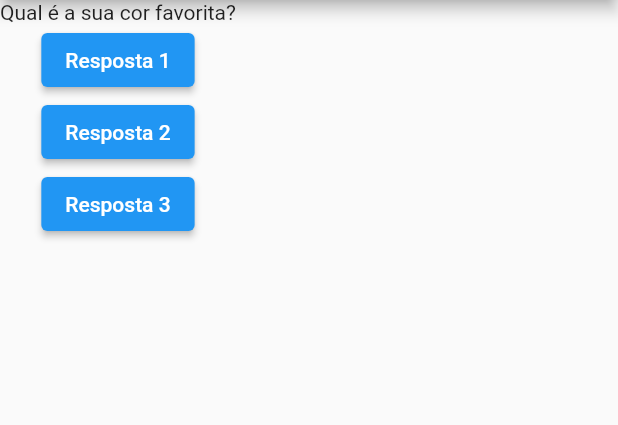
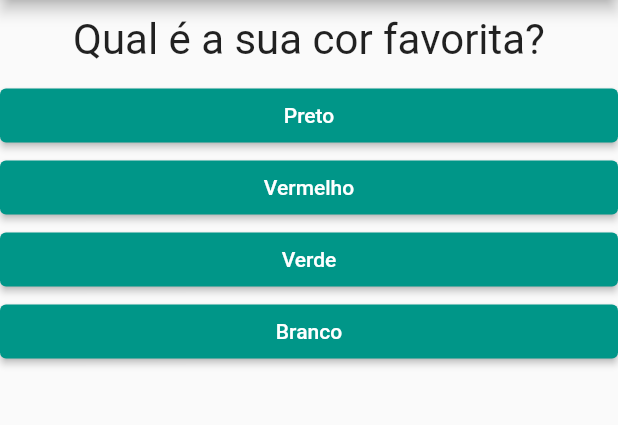
Before and after one commit to Gabrielhlc/flutter_quiz, a Flutter app: the screen it shows after launch, on a phone screen of 412 x 824 dp, the part 84-509 px from its top. Run offline on Flutter 3.47's test engine with Material 2 defaults, Android fonts, the phone set to English and light mode, and no system bars.

Commit message:
add: quiz widget

```diff
--- /dev/null
+++ b/lib/answer.dart
@@ -0,0 +1,24 @@
+import 'package:flutter/material.dart';
+
+class Answer extends StatelessWidget {
+  final String text;
+  final void Function() handleSelected;
+
+  Answer(this.text, this.handleSelected);
+
+  @override
+  Widget build(BuildContext context) {
+    return Container(
+      width: double.infinity,
+      child: ElevatedButton(
+          style: ElevatedButton.styleFrom(
+            backgroundColor: Colors.teal,
+          ),
+          onPressed: handleSelected,
+          child: Text(
+            text,
+            style: const TextStyle(color: Colors.white),
+          )),
+    );
+  }
+}
--- a/lib/main.dart
+++ b/lib/main.dart
@@ -1,52 +1,83 @@
 import 'package:flutter/material.dart';
+import 'package:projeto_perguntas/result.dart';
+import './quiz.dart';
 
 main() => runApp(PerguntaApp());
 
-class PerguntaAppState extends State<PerguntaApp> {
-  var perguntaSelecionada = 0;
+class _PerguntaAppState extends State<PerguntaApp> {
+  var _questionSelected = 0;
+  var _totalScore = 0;
 
-  void responder() {
+  final List<Map<String, Object>> _questions = [
+    {
+      'text': 'Qual é a sua cor favorita?',
+      'answers': [
+        {'text': 'Preto', 'score': 10},
+        {'text': 'Vermelho', 'score': 5},
+        {'text': 'Verde', 'score': 3},
+        {'text': 'Branco', 'score': 1},
+      ],
+    },
+    {
+      'text': 'Qual é o seu animal favorito?',
+      'answers': [
+        {'text': 'Coelho', 'score': 10},
+        {'text': 'Cobra', 'score': 5},
+        {'text': 'Elefante', 'score': 3},
+        {'text': 'Leão', 'score': 1},
+      ],
+    },
+    {
+      'text': 'Qual é o seu instrutor favorito?',
+      'answers': [
+        {'text': 'Leo', 'score': 10},
+        {'text': 'Maria', 'score': 5},
+        {'text': 'João', 'score': 3},
+        {'text': 'Pedro', 'score': 1},
+      ],
+    },
+  ];
+
+  bool get isSelectedQuestion {
+    return _questionSelected < _questions.length;
+  }
+
+  void _responder(int score) {
+    if (isSelectedQuestion) {
+      setState(() {
+        _questionSelected++;
+        _totalScore += score;
+      });
+    }
+  }
+
+  void _restartQuiz() {
     setState(() {
-      perguntaSelecionada++;
+      _questionSelected = 0;
+      _totalScore = 0;
     });
-    print(perguntaSelecionada);
   }
 
   @override
   Widget build(BuildContext context) {
-    final perguntas = [
-      'Qual é a sua cor favorita?',
-      'Qual é o seu animal favorito?',
-    ];
-
     return MaterialApp(
       home: Scaffold(
           appBar: AppBar(
             title: const Text('Perguntas'),
           ),
-          body: Column(
-            children: <Widget>[
-              Text(perguntas[perguntaSelecionada]),
-              ElevatedButton(
-                onPressed: responder,
-                child: const Text('Resposta 1'),
-              ),
-              ElevatedButton(
-                onPressed: responder,
-                child: const Text('Resposta 2'),
-              ),
-              ElevatedButton(
-                onPressed: responder,
-                child: const Text('Resposta 3'),
-              ),
-            ],
-          )),
+          body: isSelectedQuestion
+              ? Quiz(
+                  questions: _questions,
+                  questionSelected: _questionSelected,
+                  responder: _responder)
+              : Result(_totalScore, _restartQuiz)),
     );
   }
 }
 
 class PerguntaApp extends StatefulWidget {
-  PerguntaAppState createState() {
-    return PerguntaAppState();
+  @override
+  _PerguntaAppState createState() {
+    return _PerguntaAppState();
   }
 }
--- /dev/null
+++ b/lib/question.dart
@@ -0,0 +1,20 @@
+import 'package:flutter/material.dart';
+
+class Question extends StatelessWidget {
+  final String text;
+
+  Question(this.text);
+
+  @override
+  Widget build(BuildContext context) {
+    return Container(
+      width: double.infinity,
+      margin: const EdgeInsets.all(10),
+      child: Text(
+        text,
+        style: const TextStyle(fontSize: 28),
+        textAlign: TextAlign.center,
+      ),
+    );
+  }
+}
--- /dev/null
+++ b/lib/quiz.dart
@@ -0,0 +1,39 @@
+import 'package:flutter/material.dart';
+
+import 'answer.dart';
+import 'question.dart';
+
+class Quiz extends StatelessWidget {
+  final List<Map<String, Object>> questions;
+  final int questionSelected;
+
+  final void Function(int) responder;
+
+  bool get isSelectedQuestion {
+    return questionSelected < questions.length;
+  }
+
+  Quiz({
+    required this.questions,
+    required this.questionSelected,
+    required this.responder,
+  });
+
+  @override
+  Widget build(BuildContext context) {
+    List<Map<String, Object>>? answers = isSelectedQuestion
+        ? questions[questionSelected]
+            .cast()['answers'] /* as List<Map<String,Object>> */
+        : null;
+
+    return Column(
+      children: <Widget>[
+        Question(questions[questionSelected]['text'].toString()),
+        ...answers!
+            .map((answer) => Answer(answer['text'] as String,
+                () => responder(int.parse(answer['score'].toString()))))
+            .toList(),
+      ],
+    );
+  }
+}
--- /dev/null
+++ b/lib/result.dart
@@ -0,0 +1,36 @@
+import 'package:flutter/material.dart';
+
+class Result extends StatelessWidget {
+  final int score;
+  final void Function() handleRestartQuiz;
+
+  Result(this.score, this.handleRestartQuiz);
+
+  String get resultText {
+    if (score < 8) {
+      return 'Parabéns!';
+    } else if (score < 12) {
+      return 'Você é bom!';
+    } else if (score < 16) {
+      return 'Impressionante!';
+    } else {
+      return 'Nível Jedi!';
+    }
+  }
+
+  @override
+  Widget build(BuildContext context) {
+    return Column(
+      mainAxisAlignment: MainAxisAlignment.center,
+      children: [
+        Center(child: Text(resultText, style: const TextStyle(fontSize: 28))),
+        TextButton(
+            onPressed: handleRestartQuiz,
+            child: const Text(
+              'Reiniciar',
+              style: TextStyle(fontSize: 18, color: Colors.blue),
+            ))
+      ],
+    );
+  }
+}
```
